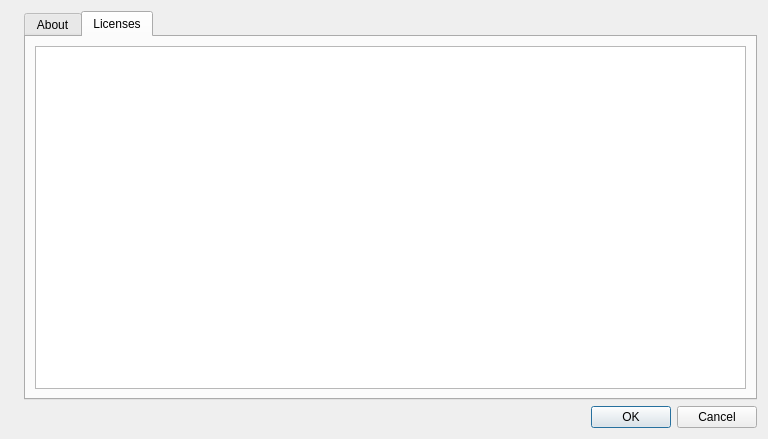
Above: SQLiteStudio3/SQLiteStudio/dialogs/aboutdialog.ui from pawelsalawa/sqlitestudio before the change. Below: the same form after it.
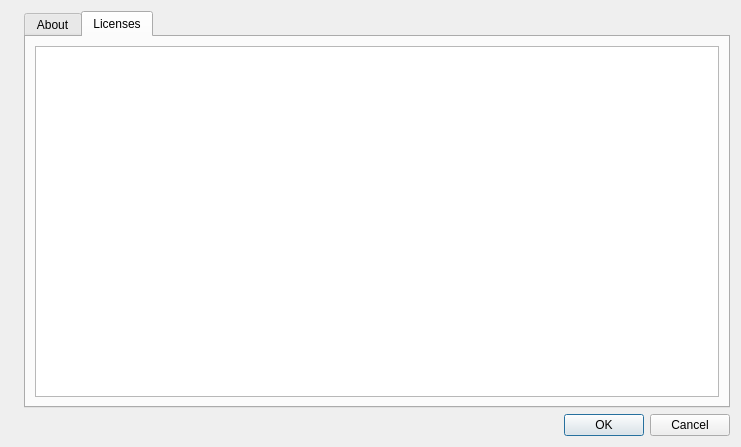
That is the form after the change. Icons and pictures are not drawn.

What changed in the file:
```diff
--- a/SQLiteStudio3/SQLiteStudio/dialogs/aboutdialog.ui
+++ b/SQLiteStudio3/SQLiteStudio/dialogs/aboutdialog.ui
@@ -6,8 +6,8 @@
    <rect>
     <x>0</x>
     <y>0</y>
-    <width>768</width>
-    <height>439</height>
+    <width>741</width>
+    <height>447</height>
    </rect>
   </property>
   <property name="windowTitle">
```
Left out of the diff: 10 changed lines with no effect on the pictures.
